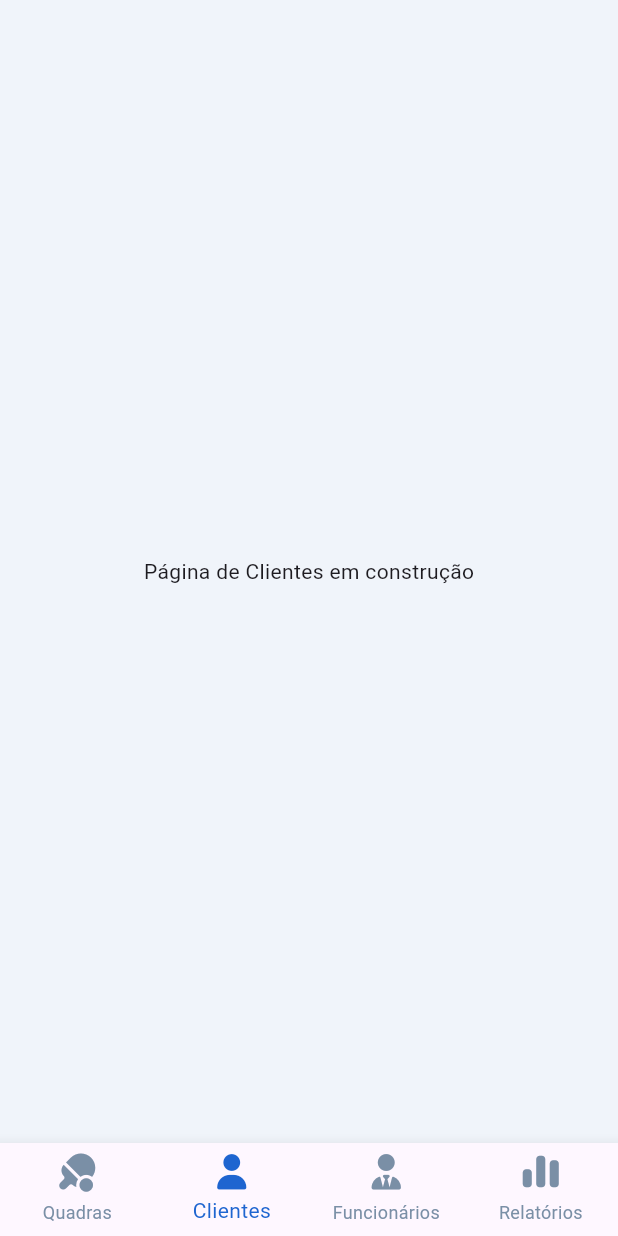
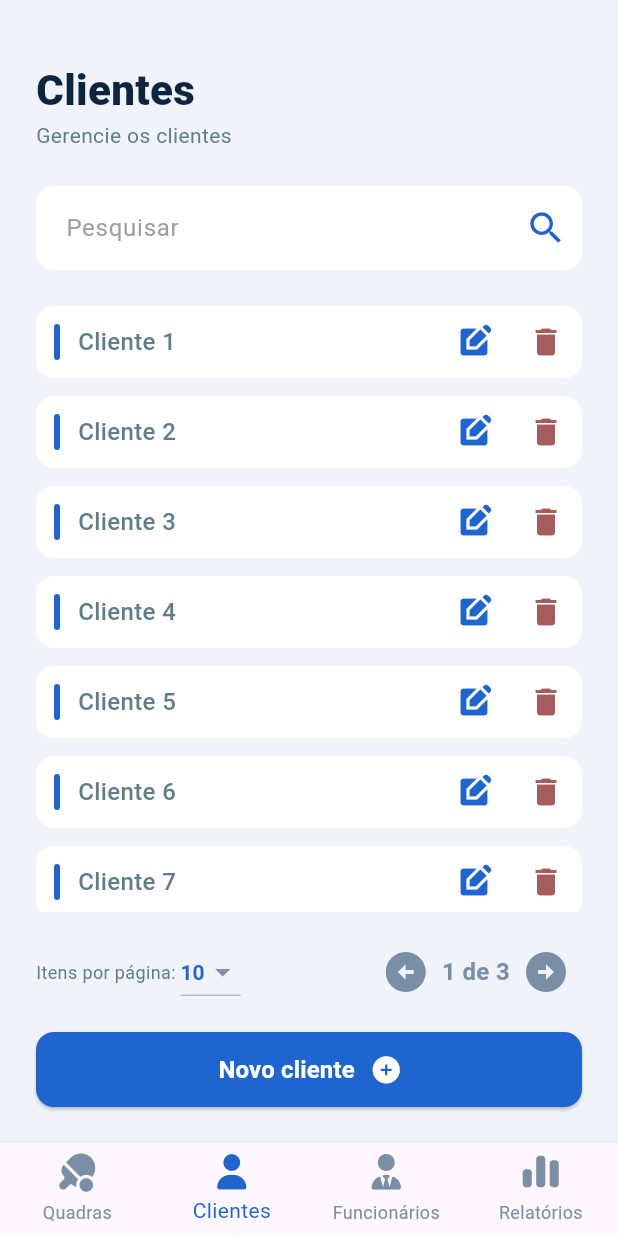
Before and after one commit to adonisoliveiradasilva/GerenciamentoDeQuadras, a Flutter app: the ManagerLayout screen opened directly, item 2 of the bottom bar chosen, on a phone screen of 412 x 824 dp. Run offline on Flutter 3.47's test engine with Material 3 defaults, Android fonts, the phone set to English and light mode, and no system bars; our stand-ins replace font_awesome_flutter, mask_text_input_formatter.

Commit message:
feat(clientes): adiciona fluxo completo de gestão de clientes com máscaras e validações

```diff
--- /dev/null
+++ b/gerenciamento_de_quadras/lib/features/manager/clientes/clientes_controller.dart
@@ -0,0 +1,75 @@
+import 'package:flutter/material.dart';
+
+class ClientesController extends ChangeNotifier {
+  final List<String> _mockBancoDeDados = List.generate(25, (index) => 'Cliente ${index + 1}');
+
+  List<String> clientesFiltrados = [];
+  String searchQuery = '';
+  int currentPage = 1;
+  int itemsPerPage = 10;
+  bool isLoading = false;
+
+  ClientesController() {
+    clientesFiltrados = _mockBancoDeDados;
+  }
+
+  List<String> get clientesPaginados {
+    int startIndex = (currentPage - 1) * itemsPerPage;
+    int endIndex = startIndex + itemsPerPage;
+    if (startIndex >= clientesFiltrados.length) return [];
+    if (endIndex > clientesFiltrados.length) endIndex = clientesFiltrados.length;
+    return clientesFiltrados.sublist(startIndex, endIndex);
+  }
+
+  int get totalPages => (clientesFiltrados.length / itemsPerPage).ceil();
+
+  void pesquisar(String query) {
+    searchQuery = query;
+    currentPage = 1;
+    if (query.isEmpty) {
+      clientesFiltrados = _mockBancoDeDados;
+    } else {
+      clientesFiltrados = _mockBancoDeDados
+          .where((c) => c.toLowerCase().contains(query.toLowerCase()))
+          .toList();
+    }
+    notifyListeners();
+  }
+
+  void alterarItensPorPagina(int qtd) {
+    itemsPerPage = qtd;
+    currentPage = 1;
+    notifyListeners();
+  }
+
+  void proximaPagina() {
+    if (currentPage < totalPages) {
+      currentPage++;
+      notifyListeners();
+    }
+  }
+
+  void paginaAnterior() {
+    if (currentPage > 1) {
+      currentPage--;
+      notifyListeners();
+    }
+  }
+
+  Future<String?> deletarCliente(String clienteName) async {
+    isLoading = true;
+    notifyListeners();
+    try {
+      await Future.delayed(const Duration(seconds: 1));
+      _mockBancoDeDados.remove(clienteName);
+      pesquisar(searchQuery);
+      isLoading = false;
+      notifyListeners();
+      return null;
+    } catch (e) {
+      isLoading = false;
+      notifyListeners();
+      return "Erro ao remover o cliente. Tente novamente.";
+    }
+  }
+}
--- /dev/null
+++ b/gerenciamento_de_quadras/lib/features/manager/clientes/clientes_page.dart
@@ -0,0 +1,118 @@
+import 'package:flutter/material.dart';
+import 'package:font_awesome_flutter/font_awesome_flutter.dart';
+import '../../../../core/widgets/atoms/search_input.dart';
+import '../../../../core/widgets/atoms/pagination_controls.dart';
+import '../../../../core/widgets/molecules/action_list_card.dart';
+import '../../../../core/widgets/atoms/primary_button.dart';
+import '../../../../core/widgets/molecules/delete_confirmation_modal.dart';
+import '../../../../core/widgets/atoms/custom_toast.dart';
+import 'clientes_controller.dart';
+import 'clientes_form_page.dart';
+
+class ClientesPage extends StatefulWidget {
+  const ClientesPage({super.key});
+
+  @override
+  State<ClientesPage> createState() => _ClientesPageState();
+}
+
+class _ClientesPageState extends State<ClientesPage> {
+  final ClientesController _controller = ClientesController();
+
+  @override
+  void dispose() {
+    _controller.dispose();
+    super.dispose();
+  }
+
+  @override
+  Widget build(BuildContext context) {
+    return SafeArea(
+      child: Padding(
+        padding: const EdgeInsets.all(24.0),
+        child: Column(
+          crossAxisAlignment: CrossAxisAlignment.start,
+          children: [
+            const SizedBox(height: 16),
+            const Text('Clientes', style: TextStyle(fontSize: 28, fontWeight: FontWeight.w900, color: Color(0xFF0D253F))),
+            const Text('Gerencie os clientes', style: TextStyle(color: Colors.blueGrey, fontSize: 14)),
+            const SizedBox(height: 24),
+
+            SearchInput(hintText: 'Pesquisar', onChanged: _controller.pesquisar),
+            const SizedBox(height: 24),
+
+            Expanded(
+              child: ListenableBuilder(
+                listenable: _controller,
+                builder: (context, child) {
+                  final lista = _controller.clientesPaginados;
+                  if (lista.isEmpty) return const Center(child: Text("Nenhum cliente encontrado.", style: TextStyle(color: Colors.grey)));
+
+                  return ListView.builder(
+                    itemCount: lista.length,
+                    itemBuilder: (context, index) {
+                      return ActionListCard(
+                        title: lista[index],
+                        onEdit: () {
+                          Navigator.push(context, MaterialPageRoute(builder: (context) => ClientesFormPage(clienteName: lista[index])));
+                        },
+                        onDelete: () async {
+                          final confirmou = await showDialog<bool>(
+                            context: context,
+                            builder: (context) => DeleteConfirmationModal(
+                              title: 'Clientes',
+                              subtitle: 'Remover cliente',
+                              itemName: lista[index],
+                            ),
+                          );
+
+                          if (confirmou == true && context.mounted) {
+                            final error = await _controller.deletarCliente(lista[index]);
+                            if (context.mounted) {
+                              if (error != null) CustomToast.showError(context, error);
+                              else CustomToast.showSuccess(context, 'Cliente removido com sucesso!');
+                            }
+                          }
+                        },
+                      );
+                    },
+                  );
+                },
+              ),
+            ),
+
+            const SizedBox(height: 16),
+
+            ListenableBuilder(
+              listenable: _controller,
+              builder: (context, child) {
+                final total = _controller.totalPages == 0 ? 1 : _controller.totalPages;
+                return PaginationControls(
+                  currentPage: _controller.currentPage,
+                  totalPages: total,
+                  itemsPerPage: _controller.itemsPerPage,
+                  onItemsPerPageChanged: (v) { if (v != null) _controller.alterarItensPorPagina(v); },
+                  onPrevious: _controller.paginaAnterior,
+                  onNext: _controller.proximaPagina,
+                );
+              }
+            ),
+
+            const SizedBox(height: 16),
+
+            PrimaryButton(
+              text: 'Novo cliente',
+              icon: const FaIcon(FontAwesomeIcons.circlePlus, color: Colors.white, size: 18),
+              onPressed: () {
+                Navigator.push(
+                  context,
+                  MaterialPageRoute(builder: (context) => const ClientesFormPage()),
+                );
+              },
+            ),
+          ],
+        ),
+      ),
+    );
+  }
+}
--- a/gerenciamento_de_quadras/lib/features/manager/layout/manager_layout.dart
+++ b/gerenciamento_de_quadras/lib/features/manager/layout/manager_layout.dart
@@ -1,7 +1,7 @@
 import 'package:flutter/material.dart';
 import 'package:font_awesome_flutter/font_awesome_flutter.dart';
 import 'package:gerenciamento_de_quadras/features/manager/quadras/quadras_page.dart';
-
+import 'package:gerenciamento_de_quadras/features/manager/clientes/clientes_page.dart';
 class ManagerLayout extends StatefulWidget {
   const ManagerLayout({super.key});
 
@@ -14,7 +14,7 @@ class _ManagerLayoutState extends State<ManagerLayout> {
 
   final List<Widget> _pages = [
     const QuadrasPage(),
-    const Center(child: Text("Página de Clientes em construção")),
+    const ClientesPage(),
     const Center(child: Text("Página de Funcionários em construção")),
     const Center(child: Text("Página de Relatórios em construção")),
   ];
--- a/gerenciamento_de_quadras/pubspec.yaml
+++ b/gerenciamento_de_quadras/pubspec.yaml
@@ -35,6 +35,7 @@ dependencies:
   # Use with the CupertinoIcons class for iOS style icons.
   cupertino_icons: ^1.0.8
   font_awesome_flutter: ^11.0.0
+  mask_text_input_formatter: ^2.9.0
 
 dev_dependencies:
   flutter_test:
```
Also changed, not shown: gerenciamento_de_quadras/lib/core/widgets/atoms/form_input.dart (+13 -0 lines), gerenciamento_de_quadras/lib/features/manager/clientes/clientes_form_controller.dart (added, +78 -0 lines), gerenciamento_de_quadras/lib/features/manager/clientes/clientes_form_page.dart (added, +110 -0 lines), gerenciamento_de_quadras/pubspec.lock.
